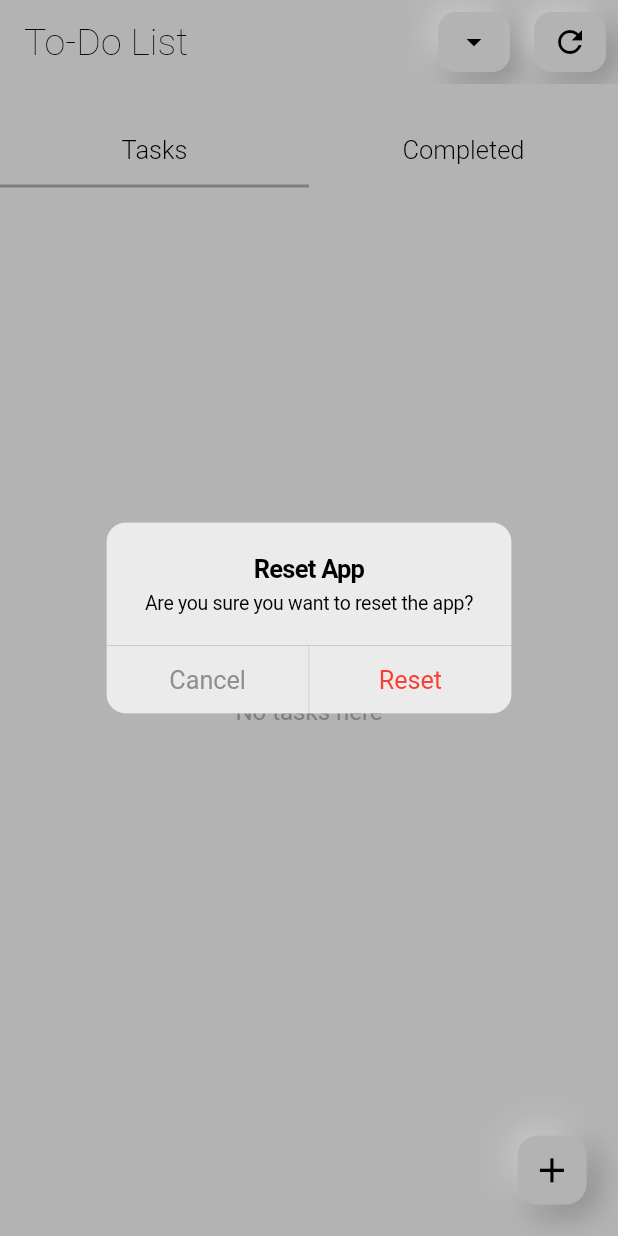
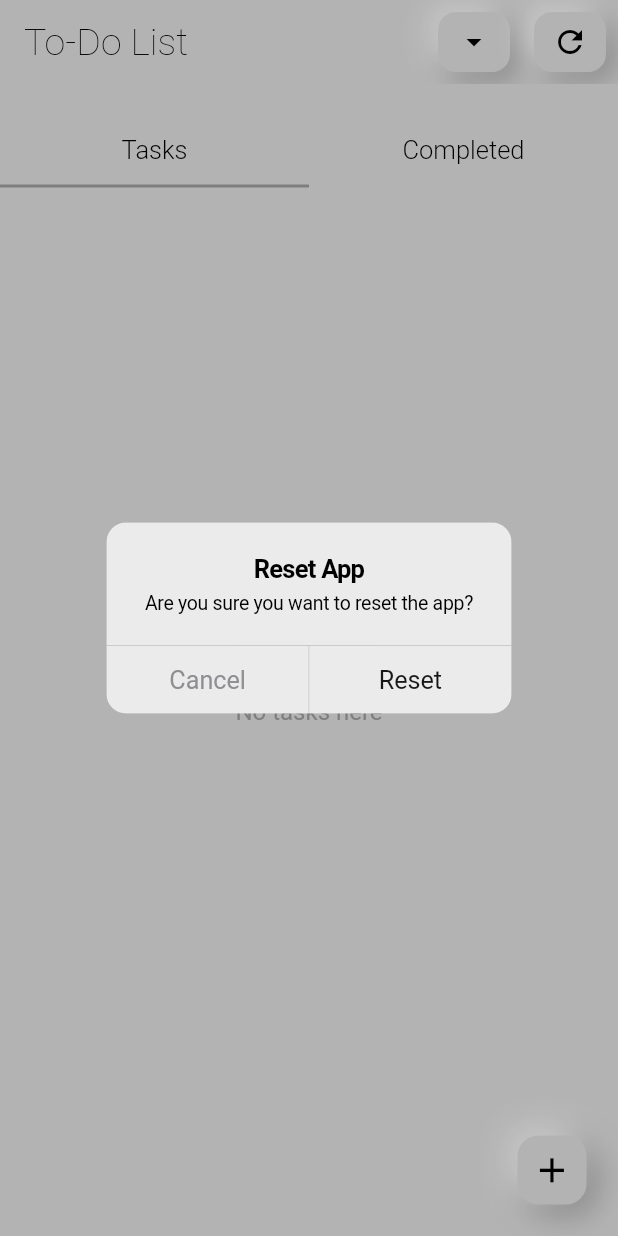
Before and after one commit to ajeesh1989/to_do, a Flutter app: the screen it shows after launch, after a tap on the "refresh" icon, on a phone screen of 412 x 824 dp. Run offline on Flutter 3.47's test engine with Material 2 defaults, Android fonts, the phone set to English and light mode, and no system bars; our stand-ins replace flutter_slidable, hive_flutter, image_picker; accounts and stored records are empty; Roboto replaces fonts that are missing (Poppins).

Commit message:
cupertino finished

```diff
--- a/lib/main.dart
+++ b/lib/main.dart
@@ -135,7 +135,7 @@ class _TodoListState extends State<TodoList> {
             CupertinoDialogAction(
               child: const Text(
                 'Reset',
-                style: TextStyle(color: CupertinoColors.systemRed),
+                style: TextStyle(color: CupertinoColors.darkBackgroundGray),
               ),
               onPressed: () {
                 _resetApp();
```
